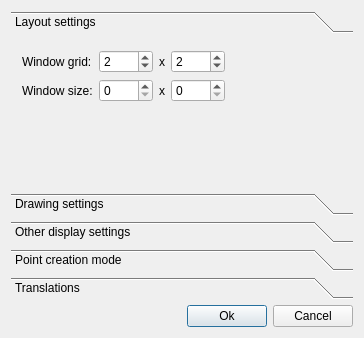
Qt form src/saisieQT/ui/Settings.ui (micmacIGN/micmac) before a commit.
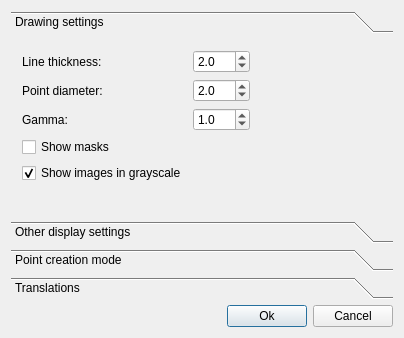
The same form after that commit. The open tabs and pages were chosen to show the change. Icons and pictures are not drawn.

Patch:
```diff
--- a/src/saisieQT/ui/Settings.ui
+++ b/src/saisieQT/ui/Settings.ui
@@ -9,10 +9,16 @@
    <rect>
     <x>0</x>
     <y>0</y>
-    <width>364</width>
+    <width>404</width>
     <height>338</height>
    </rect>
   </property>
+  <property name="sizePolicy">
+   <sizepolicy hsizetype="Preferred" vsizetype="Preferred">
+    <horstretch>0</horstretch>
+    <verstretch>0</verstretch>
+   </sizepolicy>
+  </property>
   <property name="windowTitle">
    <string>Settings</string>
   </property>
@@ -26,135 +32,25 @@
   <layout class="QVBoxLayout" name="verticalLayout_6">
    <item>
     <widget class="QToolBox" name="toolBox">
+     <property name="sizePolicy">
+      <sizepolicy hsizetype="Preferred" vsizetype="Preferred">
+       <horstretch>0</horstretch>
+       <verstretch>0</verstretch>
+      </sizepolicy>
+     </property>
      <property name="currentIndex">
       <number>4</number>
      </property>
      <property name="tabSpacing">
       <number>6</number>
      </property>
-     <widget class="QWidget" name="pageUIsettings">
-      <property name="geometry">
-       <rect>
-        <x>0</x>
-        <y>0</y>
-        <width>255</width>
-        <height>80</height>
-       </rect>
-      </property>
-      <property name="layoutDirection">
-       <enum>Qt::LeftToRight</enum>
-      </property>
-      <attribute name="label">
-       <string>Layout settings</string>
-      </attribute>
-      <layout class="QVBoxLayout" name="verticalLayout_2">
-       <item>
-        <layout class="QGridLayout" name="gridLayout_2">
-         <item row="1" column="0">
-          <widget class="QLabel" name="windowSize_label">
-           <property name="text">
-            <string>Window size:</string>
-           </property>
-          </widget>
-         </item>
-         <item row="1" column="1">
-          <widget class="QSpinBox" name="WindowWidth_spinBox">
-           <property name="maximum">
-            <number>5000</number>
-           </property>
-           <property name="singleStep">
-            <number>10</number>
-           </property>
-          </widget>
-         </item>
-         <item row="1" column="3">
-          <widget class="QSpinBox" name="WindowHeight_spinBox">
-           <property name="maximum">
-            <number>5000</number>
-           </property>
-           <property name="singleStep">
-            <number>10</number>
-           </property>
-          </widget>
-         </item>
-         <item row="0" column="0">
-          <widget class="QLabel" name="NbF_label">
-           <property name="text">
-            <string>Window grid:</string>
-           </property>
-          </widget>
-         </item>
-         <item row="0" column="1">
-          <widget class="QSpinBox" name="NBF_x_spinBox">
-           <property name="maximum">
-            <number>5</number>
-           </property>
-           <property name="value">
-            <number>2</number>
-           </property>
-          </widget>
-         </item>
-         <item row="0" column="2">
-          <widget class="QLabel" name="label">
-           <property name="text">
-            <string>x</string>
-           </property>
-          </widget>
-         </item>
-         <item row="0" column="4">
-          <spacer name="horizontalSpacer">
-           <property name="orientation">
-            <enum>Qt::Horizontal</enum>
-           </property>
-           <property name="sizeHint" stdset="0">
-            <size>
-             <width>40</width>
-             <height>20</height>
-            </size>
-           </property>
-          </spacer>
-         </item>
-         <item row="1" column="2">
-          <widget class="QLabel" name="label_2">
-           <property name="text">
-            <string>x</string>
-           </property>
-          </widget>
-         </item>
-         <item row="0" column="3">
-          <widget class="QSpinBox" name="NBF_y_spinBox">
-           <property name="maximum">
-            <number>4</number>
-           </property>
-           <property name="value">
-            <number>2</number>
-           </property>
-          </widget>
-         </item>
-        </layout>
-       </item>
-       <item>
-        <spacer name="verticalSpacer">
-         <property name="orientation">
-          <enum>Qt::Vertical</enum>
-         </property>
-         <property name="sizeHint" stdset="0">
-          <size>
-           <width>20</width>
-           <height>40</height>
-          </size>
-         </property>
-        </spacer>
-       </item>
-      </layout>
-     </widget>
      <widget class="QWidget" name="pageDrawingSettings">
       <property name="geometry">
        <rect>
         <x>0</x>
         <y>0</y>
-        <width>198</width>
-        <height>137</height>
+        <width>386</width>
+        <height>173</height>
        </rect>
       </property>
       <attribute name="label">
@@ -173,6 +69,16 @@
            </property>
           </widget>
          </item>
+         <item row="4" column="0">
+          <widget class="QCheckBox" name="forceGray_checkBox">
+           <property name="text">
+            <string>Show images in grayscale</string>
+           </property>
+           <property name="checked">
+            <bool>true</bool>
+           </property>
+          </widget>
+         </item>
          <item row="2" column="0">
           <widget class="QLabel" name="Gamma_label">
            <property name="lineWidth">
```
Left out of the diff: 14 changed lines with no effect on the pictures.
